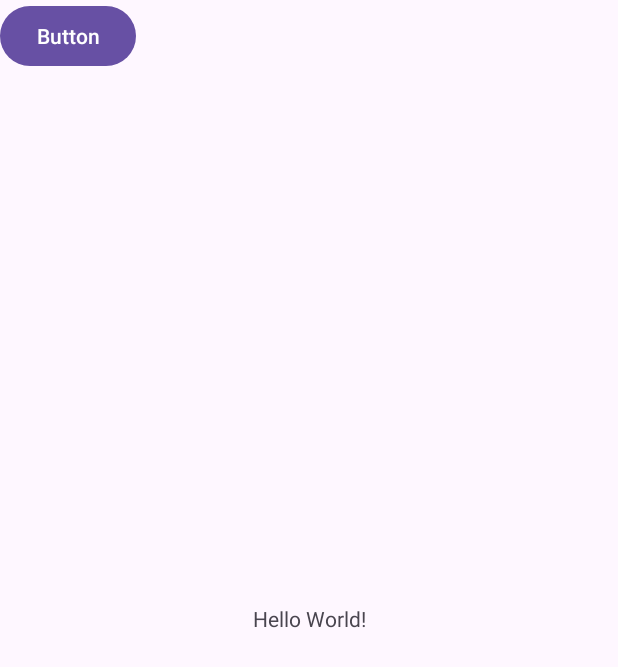
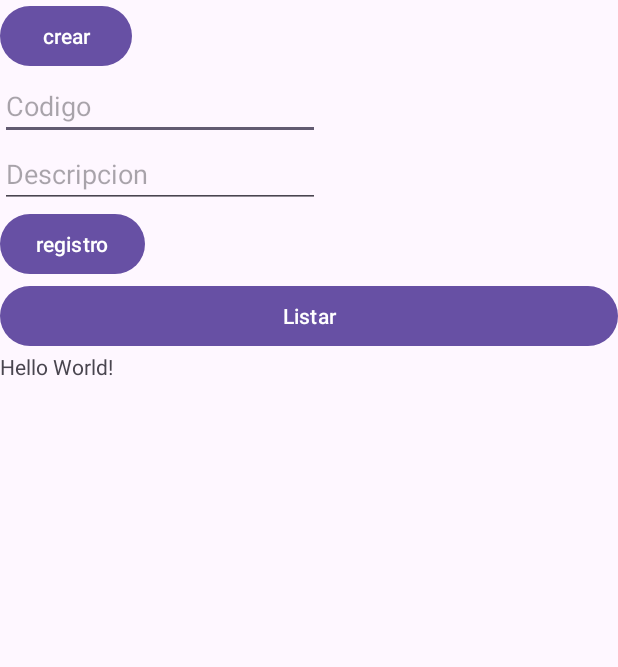
Before and after one commit to CimarRodrigo/App-KardexBD, an Android app: the screen it shows after launch (MainActivity), on a phone screen of 412 x 824 dp. Shown: the top 667 px of the screen. Run offline under Robolectric (Android 15) with nearby library versions, the phone set to English and light mode, and no system bars.

Commit message:
Agregando subida y consulta de algunos datos

```diff
--- a/app/src/main/java/com/example/app_bd1/KardexDBHelper.java
+++ b/app/src/main/java/com/example/app_bd1/KardexDBHelper.java
@@ -8,6 +8,7 @@ public class KardexDBHelper extends SQLiteOpenHelper {
 
     private static final int DB_VERSION = 1;
     private static final String DB_NAME = "kardex.db";
+
     private static final String T_K = "kardex";
     private static final String T_M = "materias";
     private static final String T_P = "periodos";
@@ -82,4 +83,7 @@ public class KardexDBHelper extends SQLiteOpenHelper {
     }
 
 
+
+
+
 }
--- a/app/src/main/java/com/example/app_bd1/MainActivity.java
+++ b/app/src/main/java/com/example/app_bd1/MainActivity.java
@@ -1,9 +1,12 @@
 package com.example.app_bd1;
 
+import android.database.Cursor;
 import android.database.sqlite.SQLiteDatabase;
 import android.os.Bundle;
 import android.view.View;
 import android.widget.Button;
+import android.widget.EditText;
+import android.widget.TextView;
 import android.widget.Toast;
 
 import androidx.activity.EdgeToEdge;
@@ -15,6 +18,9 @@ import androidx.core.view.WindowInsetsCompat;
 public class MainActivity extends AppCompatActivity {
 
     private Button btn;
+    private TextView txtPeriodo;
+    private EditText edtCodigo;
+    private EditText edtDescripcion;
 
     @Override
     protected void onCreate(Bundle savedInstanceState) {
@@ -27,6 +33,9 @@ public class MainActivity extends AppCompatActivity {
 
     public void initComponents(){
         btn = findViewById(R.id.button);
+        txtPeriodo = findViewById(R.id.txtPeriodo);
+        edtCodigo = findViewById(R.id.edtCodigo);
+        edtDescripcion = findViewById(R.id.edtDescripcion);
     }
     public void crear(View v){
         try {
@@ -34,10 +43,28 @@ public class MainActivity extends AppCompatActivity {
             KardexDBHelper dbHelper = new KardexDBHelper(MainActivity.this);
             SQLiteDatabase db = dbHelper.getWritableDatabase();
             Toast.makeText(MainActivity.this, "BIEN", Toast.LENGTH_LONG).show();
+
         } catch (Error e){
             Toast.makeText(MainActivity.this, "ERROR", Toast.LENGTH_LONG).show();
         }
     }
 
+    public void registro(View v){
+        DbPeriodos dbPeriodos = new DbPeriodos(this);
+        long id = dbPeriodos.insertPeriodo(edtCodigo.getText().toString(), edtDescripcion.getText().toString());
 
+        if(id > 0){
+            Toast.makeText(this, "EXITO", Toast.LENGTH_LONG).show();
+        }else {
+            Toast.makeText(this, "ERROR", Toast.LENGTH_LONG).show();
+        }
+    }
+
+    public void listar(View v){
+        DbPeriodos dbPeriodos = new DbPeriodos(this);
+        String res = dbPeriodos.listar();
+
+        txtPeriodo.setText(res);
+
+    }
 }
--- a/app/src/main/res/layout/activity_main.xml
+++ b/app/src/main/res/layout/activity_main.xml
@@ -1,28 +1,54 @@
 <?xml version="1.0" encoding="utf-8"?>
-<androidx.constraintlayout.widget.ConstraintLayout xmlns:android="http://schemas.android.com/apk/res/android"
+<LinearLayout xmlns:android="http://schemas.android.com/apk/res/android"
     xmlns:app="http://schemas.android.com/apk/res-auto"
     xmlns:tools="http://schemas.android.com/tools"
     android:id="@+id/main"
     android:layout_width="match_parent"
     android:layout_height="match_parent"
+    android:orientation="vertical"
     tools:context=".MainActivity">
-
-    <TextView
-        android:layout_width="wrap_content"
-        android:layout_height="wrap_content"
-        android:text="Hello World!"
-        app:layout_constraintBottom_toBottomOf="parent"
-        app:layout_constraintEnd_toEndOf="parent"
-        app:layout_constraintStart_toStartOf="parent"
-        app:layout_constraintTop_toTopOf="parent" />
 
     <Button
         android:id="@+id/button"
         android:layout_width="wrap_content"
         android:layout_height="wrap_content"
         android:onClick="crear"
-        android:text="Button"
-        tools:layout_editor_absoluteX="157dp"
-        tools:layout_editor_absoluteY="470dp" />
+        android:text="crear" />
 
-</androidx.constraintlayout.widget.ConstraintLayout>
+    <EditText
+        android:id="@+id/edtCodigo"
+        android:layout_width="wrap_content"
+        android:layout_height="wrap_content"
+        android:ems="10"
+        android:hint="Codigo"
+        android:inputType="text" />
+
+    <EditText
+        android:id="@+id/edtDescripcion"
+        android:layout_width="wrap_content"
+        android:layout_height="wrap_content"
+        android:ems="10"
+        android:hint="Descripcion"
+        android:inputType="text" />
+
+    <Button
+        android:id="@+id/button2"
+        android:layout_width="wrap_content"
+        android:layout_height="wrap_content"
+        android:onClick="registro"
+        android:text="registro" />
+
+    <Button
+        android:id="@+id/button3"
+        android:layout_width="match_parent"
+        android:layout_height="wrap_content"
+        android:onClick="listar"
+        android:text="Listar" />
+
+    <TextView
+        android:id="@+id/txtPeriodo"
+        android:layout_width="wrap_content"
+        android:layout_height="wrap_content"
+        android:text="Hello World!" />
+
+</LinearLayout>
```
Also changed, not shown: app/src/main/java/com/example/app_bd1/DbPeriodos.java (added, +51 -0 lines).
